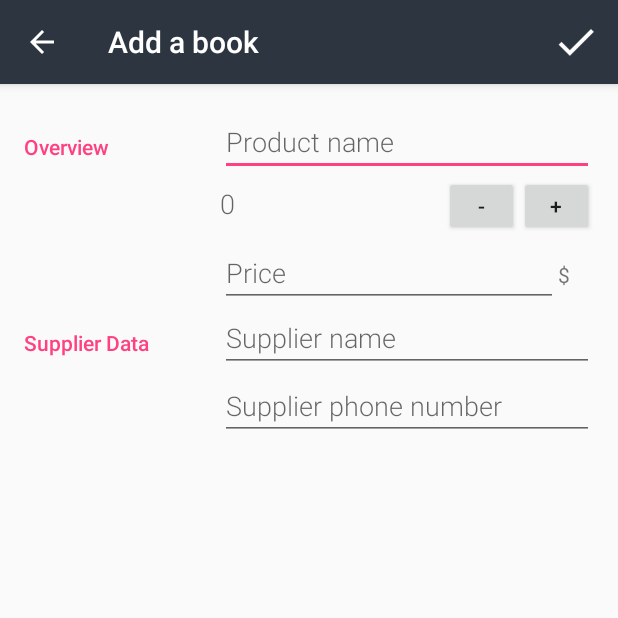
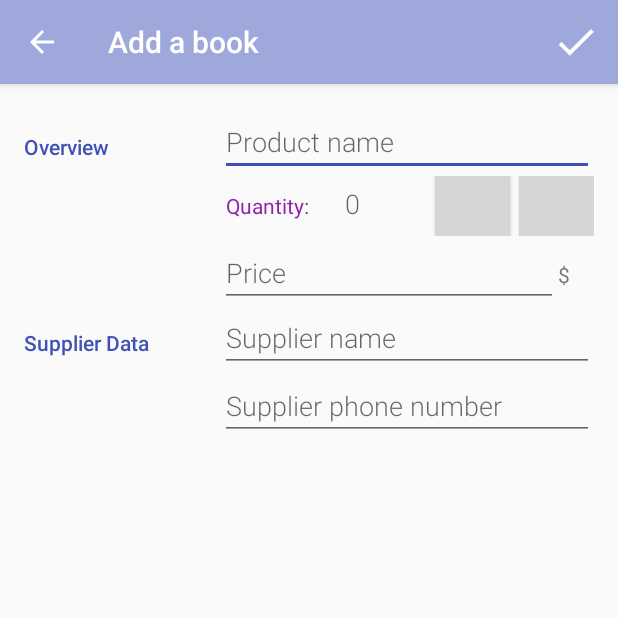
Before and after one commit to hania91414/BookStoreAppStage2, an Android app: the screen it shows after launch (ProdDetailsActivity), after a tap on an icon or button, on a phone screen of 412 x 824 dp, the top half of it. Run offline under Robolectric (Android 15) with nearby library versions, the phone set to English and light mode, and no system bars; grey boxes are pictures that could not be loaded.

Commit message:
layout update

```diff
--- a/app/src/main/java/com/example/hanna/bookstoreappstage2/BookCursorAdapter.java
+++ b/app/src/main/java/com/example/hanna/bookstoreappstage2/BookCursorAdapter.java
@@ -49,10 +49,12 @@ public class BookCursorAdapter extends CursorAdapter {
         int quantityColumnIndex = cursor.getColumnIndex(BookEntry.COLUMN_QUANTITY);
         int priceColumnIndex = cursor.getColumnIndex(BookEntry.COLUMN_PRICE);
 
+        //find id of book
         int idColumnIndex = cursor.getColumnIndex(BookEntry._ID);
         int id = cursor.getInt(idColumnIndex);
         final Uri contentUri = Uri.withAppendedPath(BookEntry.CONTENT_URI, Integer.toString(id));
 
+        //decrease number when clicking on sale button
         Button sale = (Button) view.findViewById(R.id.sale);
         sale.setOnClickListener(new View.OnClickListener() {
             @Override
@@ -60,11 +62,12 @@ public class BookCursorAdapter extends CursorAdapter {
                 int quantityInt = Integer.valueOf(quantityTextView.getText().toString());
 
                 if (quantityInt == 0) {
-                    Toast.makeText(context, R.string.quantity_lower_than_zero, Toast.LENGTH_SHORT).show();
+                    Toast.makeText(context, R.string.sold_out, Toast.LENGTH_SHORT).show();
                     return;
                 } else {
                     quantityInt--;
                 }
+                //update quantity in database
                 ContentValues values = new ContentValues();
                 values.put(BookEntry.COLUMN_QUANTITY, quantityInt);
                 context.getContentResolver().update(contentUri, values, null, null);
--- a/app/src/main/java/com/example/hanna/bookstoreappstage2/MainActivity.java
+++ b/app/src/main/java/com/example/hanna/bookstoreappstage2/MainActivity.java
@@ -43,6 +43,7 @@ public class MainActivity extends AppCompatActivity implements LoaderManager.Loa
 
         // Find the ListView which will be populated with the book data
         ListView bookListView = (ListView) findViewById(R.id.list);
+        bookListView.setBackgroundResource(R.color.list_background);
 
         // Find and set empty view on the ListView, so that it only shows when the list has 0 items.
         View emptyView = findViewById(R.id.empty_view);
--- a/app/src/main/res/layout/activity_main.xml
+++ b/app/src/main/res/layout/activity_main.xml
@@ -76,6 +76,7 @@
         android:layout_alignParentBottom="true"
         android:layout_alignParentRight="true"
         android:layout_margin="@dimen/fab_margin"
+        android:tint="@android:color/white"
         app:srcCompat="@android:drawable/ic_input_add" />
 
 
--- a/app/src/main/res/layout/activity_prod_details.xml
+++ b/app/src/main/res/layout/activity_prod_details.xml
@@ -39,10 +39,22 @@
                 android:orientation="horizontal">
 
                 <TextView
+                    android:id="@+id/quantity_text_label"
+                    android:layout_width="wrap_content"
+                    android:layout_height="wrap_content"
+                    android:layout_marginEnd="@dimen/margin_end_list_item"
+                    android:fontFamily="sans-serif"
+                    android:paddingLeft="@dimen/padding_left_small"
+                    android:text="@string/quantity_text"
+                    android:textAppearance="?android:textAppearanceSmall"
+                    android:textColor="@color/colorPrimaryDark" />
+
+                <TextView
                     android:id="@+id/quantity"
                     android:layout_width="0dp"
                     android:layout_height="wrap_content"
                     android:layout_weight="1"
+                    android:paddingLeft="@dimen/padding_left_small"
                     android:fontFamily="sans-serif-light"
                     android:hint="@string/quantity_textholder"
                     android:inputType="textCapWords"
@@ -52,6 +64,7 @@
                     android:id="@+id/decrease"
                     android:layout_width="@dimen/increase_decrease_button_width"
                     android:layout_height="@dimen/increase_decrease_button_height"
+                    android:background="@drawable/button_style1"
                     android:layout_alignParentEnd="true"
                     android:layout_centerVertical="true"
                     android:text="@string/button_decrease" />
@@ -60,6 +73,8 @@
                     android:id="@+id/increase"
                     android:layout_width="@dimen/increase_decrease_button_width"
                     android:layout_height="@dimen/increase_decrease_button_height"
+                    android:layout_marginLeft="@dimen/space_between_buttons"
+                    android:background="@drawable/button_style1"
                     android:layout_alignParentEnd="true"
                     android:layout_centerVertical="true"
                     android:text="@string/button_increase" />
@@ -125,6 +140,7 @@
                 android:layout_height="wrap_content"
                 android:layout_alignParentEnd="true"
                 android:layout_centerVertical="true"
+                android:background="@drawable/button_style1"
                 android:text="@string/button_order" />
 
         </LinearLayout>
--- a/app/src/main/res/values/colors.xml
+++ b/app/src/main/res/values/colors.xml
@@ -1,12 +1,14 @@
 <?xml version="1.0" encoding="utf-8"?>
 <resources>
-    <color name="colorPrimary">#3F51B5</color>
-    <color name="colorPrimaryDark">#303F9F</color>
-    <color name="colorAccent">#FF4081</color>
+    <color name="colorPrimary">#BA68C8</color>
+    <color name="colorPrimaryDark">#8E24AA</color>
+    <color name="colorAccent">#3F51B5</color>
 
     <!-- Primary color for the editor -->
-    <color name="editorColorPrimary">#2D3640</color>
+    <color name="editorColorPrimary">#9FA8DA</color>
 
     <!-- Primary dark color for the editor -->
-    <color name="editorColorPrimaryDark">#394450</color>
+    <color name="editorColorPrimaryDark">#3F51B5</color>
+    <color name="list_background">#FFFFF1</color>
+    <color name="product_name">#1A237E</color>
 </resources>
--- a/app/src/main/res/values/dimens.xml
+++ b/app/src/main/res/values/dimens.xml
@@ -7,4 +7,11 @@
     <dimen name="increase_decrease_button_width">50dp</dimen>
     <dimen name="increase_decrease_button_height">40dp</dimen>\
     <dimen name="input_padding_left">4dp</dimen>
+    <dimen name="margin_end_list_item">20dp</dimen>
+    <dimen name="padding_right_editor">16dp</dimen>
+    <dimen name="padding_top_editor">16dp</dimen>
+    <dimen name="padding_left_small">4dp</dimen>
+    <dimen name="space_between_buttons">6dp</dimen>
+    <dimen name="margin_price_and_quantity">4dp</dimen>
+    <dimen name="margin_right_sale_button">14dp</dimen>
 </resources>
--- a/app/src/main/res/values/strings.xml
+++ b/app/src/main/res/values/strings.xml
@@ -35,5 +35,8 @@
     <string name="delete">Delete</string>
     <string name="cancel">Cancel</string>
     <string name="delete_dialog_msg">Delete this book?</string>
+    <string name="sold_out">Sold out</string>
+    <string name="quantity_text">Quantity:</string>
+    <string name="price_text">Price:</string>
 
 </resources>
--- a/app/src/main/res/values/styles.xml
+++ b/app/src/main/res/values/styles.xml
@@ -48,8 +48,8 @@
         <item name="android:layout_height">wrap_content</item>
         <item name="android:layout_width">wrap_content</item>
         <item name="android:layout_alignParentRight">true</item>
-        <item name="android:paddingRight">16dp</item>
-        <item name="android:paddingTop">16dp</item>
+        <item name="android:paddingRight">@dimen/padding_right_editor</item>
+        <item name="android:paddingTop">@dimen/padding_top_editor</item>
         <item name="android:textAppearance">?android:textAppearanceSmall</item>
     </style>
 
```
Also changed, not shown: app/src/main/res/layout/list_item.xml (+37 -16 lines).
